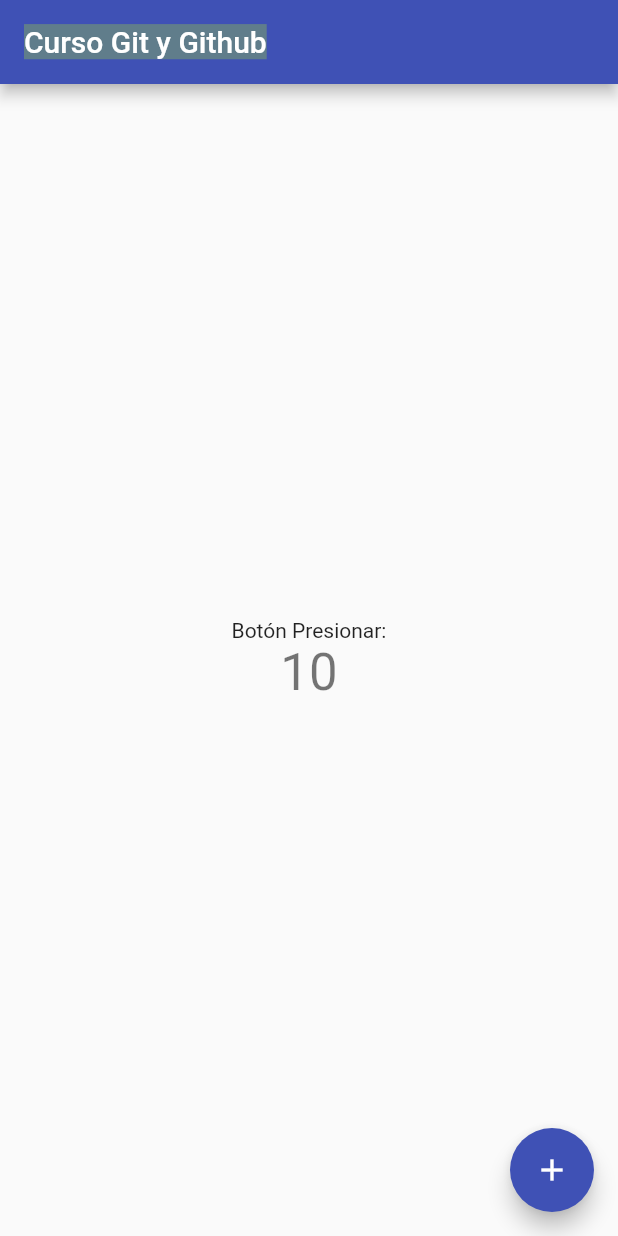
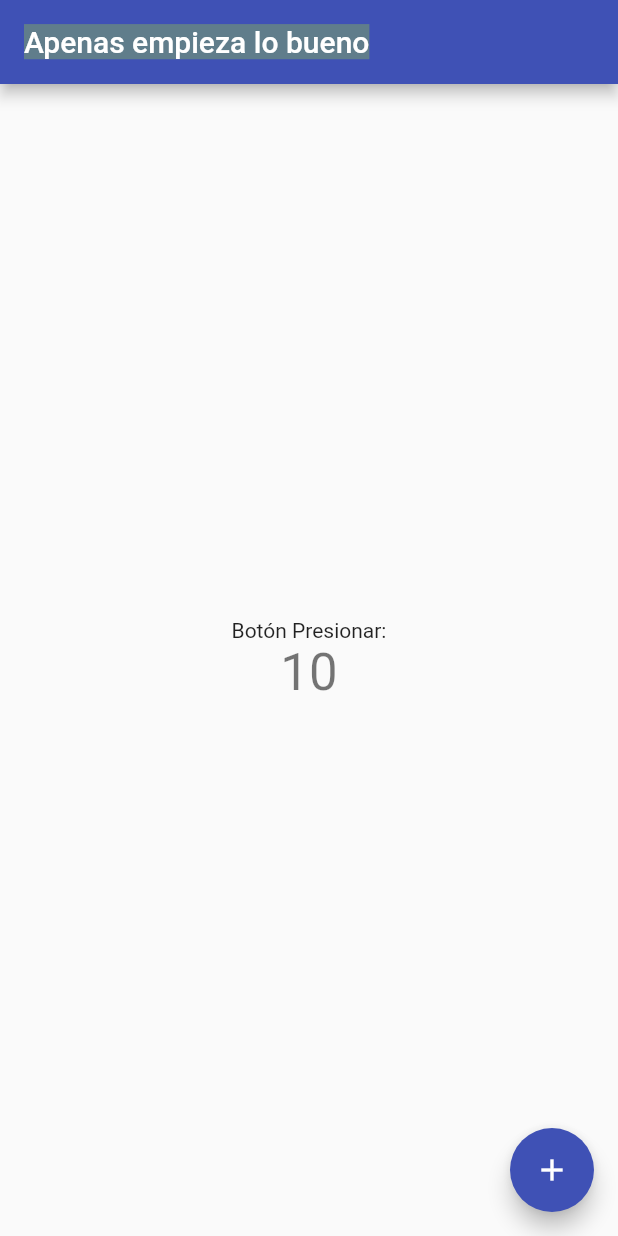
Before and after one commit to spainbarca/Git_GitHub, a Flutter app: the screen it shows after launch, on a phone screen of 412 x 824 dp. Run offline on Flutter 3.47's test engine with Material 2 defaults, Android fonts, the phone set to English and light mode, and no system bars.

Commit message:
Comenzando con lo bueno en Git y GitHub

```diff
--- a/lib/main.dart
+++ b/lib/main.dart
@@ -17,7 +17,7 @@ class MyApp extends StatelessWidget {
       theme: ThemeData(
         primarySwatch: Colors.indigo,
       ),
-      home: const MyHomePage(title: 'Curso Git y Github'),
+      home: const MyHomePage(title: 'Apenas empieza lo bueno'),
     );
   }
 }
```
